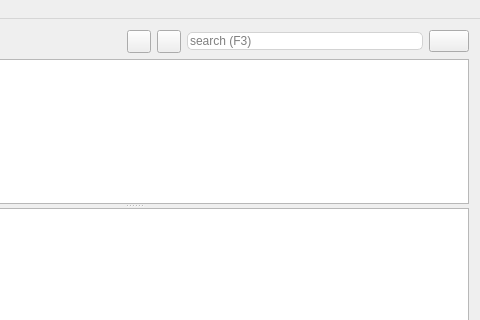
Qt form mainwindow.ui (GaetanDC/Todour) before a commit; both pictures show x 213 to 693 and y 0 to 320 of the 693 by 420 pixel window.
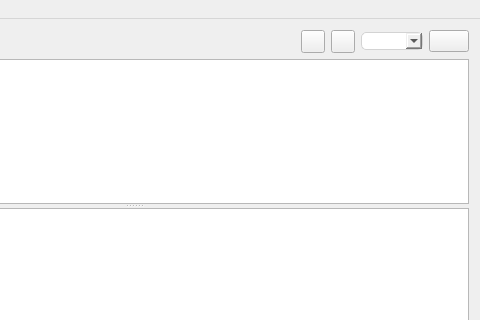
The same form after that commit. Icons and pictures are not drawn.

Commit message: Change filter to comboBox, include context in filter-combo

Patch:
```diff
--- a/mainwindow.ui
+++ b/mainwindow.ui
@@ -160,7 +160,7 @@
       </item>
 
       <item>
-       <widget class="QLineEdit" name="lineEditFilter">
+       <widget class="QComboBox" name="lineEditFilter">
         <property name="minimumSize">
          <size>
           <width>0</width>
@@ -178,10 +178,10 @@
 border-radius: 5px;
 </string>
         </property>
-        <property name="placeholderText">
+<!--        <property name="placeholderText">
          <string>search (F3)</string>
-        </property>
-        <property name="clearButtonEnabled">
+        </property>  -->
+        <property name="editable">
          <bool>true</bool>
         </property>
        </widget>
```
The commit also changes 4 other files.
